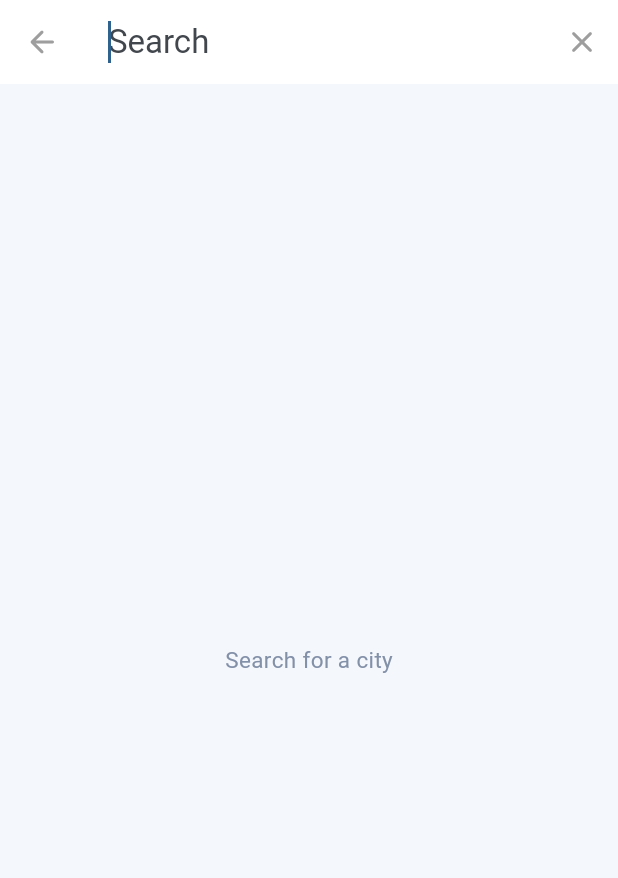
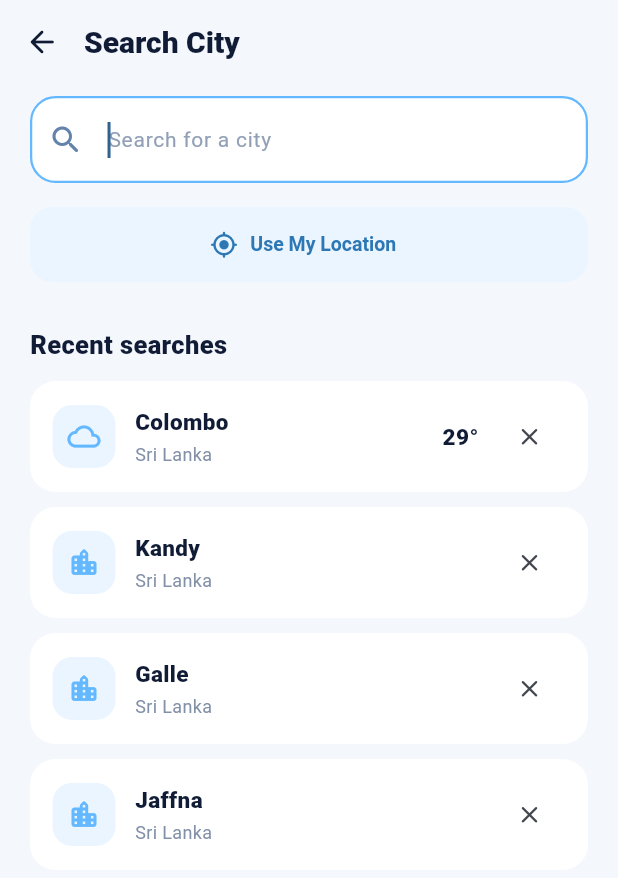
Before and after one commit to DuminduMalinga/Sky_Cast, a Flutter app: the screen it shows after launch, after a tap on the "search" icon, on a phone screen of 412 x 824 dp. Shown: the top 878 px of the screen. Run offline on Flutter 3.47's test engine with Material 3 defaults, Android fonts, the phone set to English and light mode, and no system bars; Roboto replaces fonts that are missing (Avenir).

Commit message:
Add dedicated city search screen
Replaces the basic search delegate with a full city search screen featuring recent cities, filtering, loading state, location action, and empty states. Adds widget coverage for rendering and filtering search results.

```diff
--- /dev/null
+++ b/lib/screens/city_search_screen.dart
@@ -0,0 +1,493 @@
+import 'dart:async';
+
+import 'package:flutter/material.dart';
+
+class CitySearchScreen extends StatefulWidget {
+  const CitySearchScreen({super.key});
+
+  @override
+  State<CitySearchScreen> createState() => _CitySearchScreenState();
+}
+
+class _CitySearchScreenState extends State<CitySearchScreen> {
+  final _searchController = TextEditingController();
+  final _focusNode = FocusNode();
+  Timer? _loadingTimer;
+  bool _isLoading = false;
+  String _query = '';
+
+  final List<_CityResult> _recentCities = [
+    const _CityResult(
+      city: 'Colombo',
+      country: 'Sri Lanka',
+      temperature: '29°',
+      icon: Icons.cloud_queue_rounded,
+    ),
+    const _CityResult(city: 'Kandy', country: 'Sri Lanka'),
+    const _CityResult(city: 'Galle', country: 'Sri Lanka'),
+    const _CityResult(city: 'Jaffna', country: 'Sri Lanka'),
+  ];
+
+  @override
+  void initState() {
+    super.initState();
+    _focusNode.requestFocus();
+  }
+
+  @override
+  void dispose() {
+    _loadingTimer?.cancel();
+    _searchController.dispose();
+    _focusNode.dispose();
+    super.dispose();
+  }
+
+  void _onQueryChanged(String value) {
+    _loadingTimer?.cancel();
+    setState(() {
+      _query = value.trim();
+      _isLoading = value.trim().isNotEmpty;
+    });
+    if (value.trim().isNotEmpty) {
+      _loadingTimer = Timer(const Duration(milliseconds: 450), () {
+        if (mounted) setState(() => _isLoading = false);
+      });
+    }
+  }
+
+  void _clearSearch() {
+    _searchController.clear();
+    _onQueryChanged('');
+    _focusNode.requestFocus();
+  }
+
+  void _selectCity(_CityResult city) {
+    Navigator.of(context).pop(city.city);
+  }
+
+  void _removeRecent(_CityResult city) {
+    setState(() => _recentCities.remove(city));
+  }
+
+  void _useLocation() {
+    ScaffoldMessenger.of(context).showSnackBar(
+      const SnackBar(
+        content: Text('Location access is required to find nearby weather.'),
+      ),
+    );
+  }
+
+  List<_CityResult> get _matches {
+    if (_query.isEmpty) return const [];
+    final normalizedQuery = _query.toLowerCase();
+    return _recentCities
+        .where(
+          (city) =>
+              city.city.toLowerCase().contains(normalizedQuery) ||
+              city.country.toLowerCase().contains(normalizedQuery),
+        )
+        .toList();
+  }
+
+  @override
+  Widget build(BuildContext context) {
+    final showingResults = _query.isNotEmpty && !_isLoading;
+    return Scaffold(
+      backgroundColor: const Color(0xFFF4F7FC),
+      appBar: AppBar(
+        leading: IconButton(
+          tooltip: 'Back',
+          onPressed: () => Navigator.of(context).pop(),
+          icon: const Icon(Icons.arrow_back_rounded),
+        ),
+        title: const Text(
+          'Search City',
+          style: TextStyle(fontSize: 20, fontWeight: FontWeight.w800),
+        ),
+        titleSpacing: 0,
+      ),
+      body: SafeArea(
+        child: ListView(
+          padding: const EdgeInsets.fromLTRB(20, 8, 20, 28),
+          keyboardDismissBehavior: ScrollViewKeyboardDismissBehavior.onDrag,
+          children: [
+            _SearchField(
+              controller: _searchController,
+              focusNode: _focusNode,
+              isLoading: _isLoading,
+              onChanged: _onQueryChanged,
+              onClear: _clearSearch,
+            ),
+            const SizedBox(height: 16),
+            _LocationButton(onPressed: _useLocation),
+            const SizedBox(height: 30),
+            if (_isLoading)
+              const _SearchLoadingState()
+            else if (showingResults)
+              _SearchResults(results: _matches, onSelect: _selectCity)
+            else
+              _RecentSearches(
+                cities: _recentCities,
+                onSelect: _selectCity,
+                onRemove: _removeRecent,
+              ),
+          ],
+        ),
+      ),
+    );
+  }
+}
+
+class _CityResult {
+  const _CityResult({
+    required this.city,
+    required this.country,
+    this.temperature,
+    this.icon,
+  });
+
+  final String city;
+  final String country;
+  final String? temperature;
+  final IconData? icon;
+}
+
+class _SearchField extends StatelessWidget {
+  const _SearchField({
+    required this.controller,
+    required this.focusNode,
+    required this.isLoading,
+    required this.onChanged,
+    required this.onClear,
+  });
+
+  final TextEditingController controller;
+  final FocusNode focusNode;
+  final bool isLoading;
+  final ValueChanged<String> onChanged;
+  final VoidCallback onClear;
+
+  @override
+  Widget build(BuildContext context) {
+    return TextField(
+      controller: controller,
+      focusNode: focusNode,
+      onChanged: onChanged,
+      textInputAction: TextInputAction.search,
+      decoration: InputDecoration(
+        hintText: 'Search for a city',
+        hintStyle: const TextStyle(color: Color(0xFF92A0B7), fontSize: 14),
+        prefixIcon: const Icon(Icons.search_rounded, color: Color(0xFF6383AB)),
+        suffixIcon: isLoading
+            ? const Padding(
+                padding: EdgeInsets.all(14),
+                child: SizedBox(
+                  width: 18,
+                  height: 18,
+                  child: CircularProgressIndicator(strokeWidth: 2),
+                ),
+              )
+            : controller.text.isNotEmpty
+            ? IconButton(
+                tooltip: 'Clear search',
+                onPressed: onClear,
+                icon: const Icon(Icons.close_rounded),
+              )
+            : null,
+        filled: true,
+        fillColor: Colors.white,
+        contentPadding: const EdgeInsets.symmetric(vertical: 17),
+        enabledBorder: OutlineInputBorder(
+          borderRadius: BorderRadius.circular(17),
+          borderSide: const BorderSide(color: Color(0xFFE2EAF4)),
+        ),
+        focusedBorder: OutlineInputBorder(
+          borderRadius: BorderRadius.circular(17),
+          borderSide: const BorderSide(color: Color(0xFF63B8FF), width: 1.5),
+        ),
+      ),
+    );
+  }
+}
+
+class _LocationButton extends StatelessWidget {
+  const _LocationButton({required this.onPressed});
+
+  final VoidCallback onPressed;
+
+  @override
+  Widget build(BuildContext context) {
+    return OutlinedButton.icon(
+      onPressed: onPressed,
+      icon: const Icon(Icons.my_location_rounded, size: 19),
+      label: const Text('Use My Location'),
+      style: OutlinedButton.styleFrom(
+        foregroundColor: const Color(0xFF2D78B4),
+        backgroundColor: const Color(0xFFEAF5FF),
+        side: BorderSide.none,
+        minimumSize: const Size.fromHeight(50),
+        shape: RoundedRectangleBorder(borderRadius: BorderRadius.circular(15)),
+        textStyle: const TextStyle(fontSize: 13, fontWeight: FontWeight.w700),
+      ),
+    );
+  }
+}
+
+class _SearchLoadingState extends StatelessWidget {
+  const _SearchLoadingState();
+
+  @override
+  Widget build(BuildContext context) {
+    return const Padding(
+      padding: EdgeInsets.only(top: 36),
+      child: Column(
+        children: [
+          CircularProgressIndicator(color: Color(0xFF63B8FF)),
+          SizedBox(height: 18),
+          Text(
+            'Searching for cities...',
+            style: TextStyle(
+              color: Color(0xFF6D82A2),
+              fontSize: 14,
+              fontWeight: FontWeight.w600,
+            ),
+          ),
+        ],
+      ),
+    );
+  }
+}
+
+class _RecentSearches extends StatelessWidget {
+  const _RecentSearches({
+    required this.cities,
+    required this.onSelect,
+    required this.onRemove,
+  });
+
+  final List<_CityResult> cities;
+  final ValueChanged<_CityResult> onSelect;
+  final ValueChanged<_CityResult> onRemove;
+
+  @override
+  Widget build(BuildContext context) {
+    return Column(
+      crossAxisAlignment: CrossAxisAlignment.start,
+      children: [
+        const _SectionTitle(title: 'Recent searches'),
+        const SizedBox(height: 12),
+        if (cities.isEmpty)
+          const _EmptyState(
+            icon: Icons.history_rounded,
+            title: 'No recent searches',
+            message: 'Cities you open will appear here.',
+          )
+        else
+          ...cities.map(
+            (city) => Padding(
+              padding: const EdgeInsets.only(bottom: 10),
+              child: _CityListItem(
+                city: city,
+                onTap: () => onSelect(city),
+                trailing: IconButton(
+                  tooltip: 'Remove ${city.city}',
+                  onPressed: () => onRemove(city),
+                  icon: const Icon(Icons.close_rounded, size: 19),
+                ),
+              ),
+            ),
+          ),
+      ],
+    );
+  }
+}
+
+class _SearchResults extends StatelessWidget {
+  const _SearchResults({required this.results, required this.onSelect});
+
+  final List<_CityResult> results;
+  final ValueChanged<_CityResult> onSelect;
+
+  @override
+  Widget build(BuildContext context) {
+    if (results.isEmpty) {
+      return _EmptyState(
+        icon: Icons.location_off_rounded,
+        title: 'No cities found',
+        message: 'Try a different spelling or search another city.',
+      );
+    }
+    return Column(
+      crossAxisAlignment: CrossAxisAlignment.start,
+      children: [
+        const _SectionTitle(title: 'Suggestions'),
+        const SizedBox(height: 12),
+        ...results.map(
+          (city) => Padding(
+            padding: const EdgeInsets.only(bottom: 10),
+            child: _CityListItem(
+              city: city,
+              onTap: () => onSelect(city),
+              trailing: const Icon(
+                Icons.arrow_forward_ios_rounded,
+                size: 15,
+                color: Color(0xFF9AA9BD),
+              ),
+            ),
+          ),
+        ),
+        const SizedBox(height: 8),
+        const Text(
+          'Only saved cities are shown until live weather search is connected.',
+          style: TextStyle(color: Color(0xFF93A0B3), fontSize: 11),
+        ),
+      ],
+    );
+  }
+}
+
+class _CityListItem extends StatelessWidget {
+  const _CityListItem({
+    required this.city,
+    required this.onTap,
+    required this.trailing,
+  });
+
+  final _CityResult city;
+  final VoidCallback onTap;
+  final Widget trailing;
+
+  @override
+  Widget build(BuildContext context) {
+    return Material(
+      color: Colors.white,
+      borderRadius: BorderRadius.circular(17),
+      child: InkWell(
+        onTap: onTap,
+        borderRadius: BorderRadius.circular(17),
+        child: Padding(
+          padding: const EdgeInsets.symmetric(horizontal: 15, vertical: 13),
+          child: Row(
+            children: [
+              Container(
+                width: 42,
+                height: 42,
+                decoration: BoxDecoration(
+                  color: const Color(0xFFEAF5FF),
+                  borderRadius: BorderRadius.circular(13),
+                ),
+                child: Icon(
+                  city.icon ?? Icons.location_city_rounded,
+                  color: const Color(0xFF63B8FF),
+                  size: 22,
+                ),
+              ),
+              const SizedBox(width: 13),
+              Expanded(
+                child: Column(
+                  crossAxisAlignment: CrossAxisAlignment.start,
+                  children: [
+                    Text(
+                      city.city,
+                      style: const TextStyle(
+                        color: Color(0xFF101B36),
+                        fontSize: 15,
+                        fontWeight: FontWeight.w800,
+                      ),
+                    ),
+                    const SizedBox(height: 3),
+                    Text(
+                      city.country,
+                      style: const TextStyle(
+                        color: Color(0xFF8290A8),
+                        fontSize: 12,
+                      ),
+                    ),
+                  ],
+                ),
+              ),
+              if (city.temperature != null)
+                Padding(
+                  padding: const EdgeInsets.only(right: 10),
+                  child: Text(
+                    city.temperature!,
+                    style: const TextStyle(
+                      color: Color(0xFF101B36),
+                      fontSize: 15,
+                      fontWeight: FontWeight.w800,
+                    ),
+                  ),
+                ),
+              trailing,
+            ],
+          ),
+        ),
+      ),
+    );
+  }
+}
+
+class _SectionTitle extends StatelessWidget {
+  const _SectionTitle({required this.title});
+
+  final String title;
+
+  @override
+  Widget build(BuildContext context) {
+    return Text(
+      title,
+      style: const TextStyle(
+        color: Color(0xFF101B36),
+        fontSize: 17,
+        fontWeight: FontWeight.w800,
+      ),
+    );
+  }
+}
+
+class _EmptyState extends StatelessWidget {
+  const _EmptyState({
+    required this.icon,
+    required this.title,
+    required this.message,
+  });
+
+  final IconData icon;
+  final String title;
+  final String message;
+
+  @override
+  Widget build(BuildContext context) {
+    return Padding(
+      padding: const EdgeInsets.only(top: 35),
+      child: Column(
+        children: [
+          Container(
+            width: 66,
+            height: 66,
+            decoration: const BoxDecoration(
+              color: Color(0xFFEAF5FF),
+              shape: BoxShape.circle,
+            ),
+            child: Icon(icon, color: const Color(0xFF63B8FF), size: 29),
+          ),
+          const SizedBox(height: 16),
+          Text(
+            title,
+            style: const TextStyle(
+              color: Color(0xFF101B36),
+              fontSize: 16,
+              fontWeight: FontWeight.w800,
+            ),
+          ),
+          const SizedBox(height: 7),
+          Text(
+            message,
+            textAlign: TextAlign.center,
+            style: const TextStyle(color: Color(0xFF8290A8), fontSize: 13),
+          ),
+        ],
+      ),
+    );
+  }
+}
--- a/lib/screens/home_screen.dart
+++ b/lib/screens/home_screen.dart
@@ -1,4 +1,6 @@
 import 'package:flutter/material.dart';
+
+import 'city_search_screen.dart';
 
 class WeatherHomePage extends StatefulWidget {
   const WeatherHomePage({super.key});
@@ -30,7 +32,9 @@ class _WeatherHomePageState extends State<WeatherHomePage> {
   ];
 
   void _showSearch() {
-    showSearch<void>(context: context, delegate: _CitySearchDelegate());
+    Navigator.of(
+      context,
+    ).push(MaterialPageRoute<void>(builder: (_) => const CitySearchScreen()));
   }
 
   @override
@@ -778,34 +782,3 @@ class _ForecastRow extends StatelessWidget {
     );
   }
 }
-
-class _CitySearchDelegate extends SearchDelegate<void> {
-  @override
-  List<Widget>? buildActions(BuildContext context) => [
-    IconButton(
-      onPressed: () => query = '',
-      icon: const Icon(Icons.clear_rounded),
-    ),
-  ];
-
-  @override
-  Widget? buildLeading(BuildContext context) => IconButton(
-    onPressed: () => close(context, null),
-    icon: const Icon(Icons.arrow_back_rounded),
-  );
-
-  @override
-  Widget buildResults(BuildContext context) => _searchMessage();
-
-  @override
-  Widget buildSuggestions(BuildContext context) => _searchMessage();
-
-  Widget _searchMessage() {
-    return Center(
-      child: Text(
-        query.isEmpty ? 'Search for a city' : 'Weather search for “$query”',
-        style: const TextStyle(color: Color(0xFF8290A8), fontSize: 15),
-      ),
-    );
-  }
-}
```
Also changed, not shown: 1 other file.
